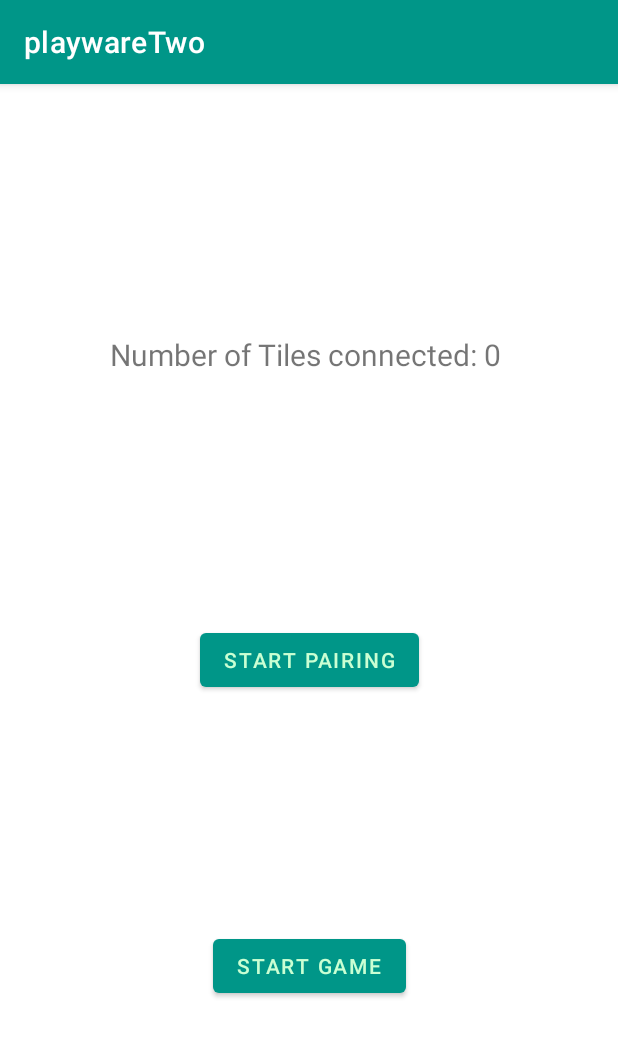
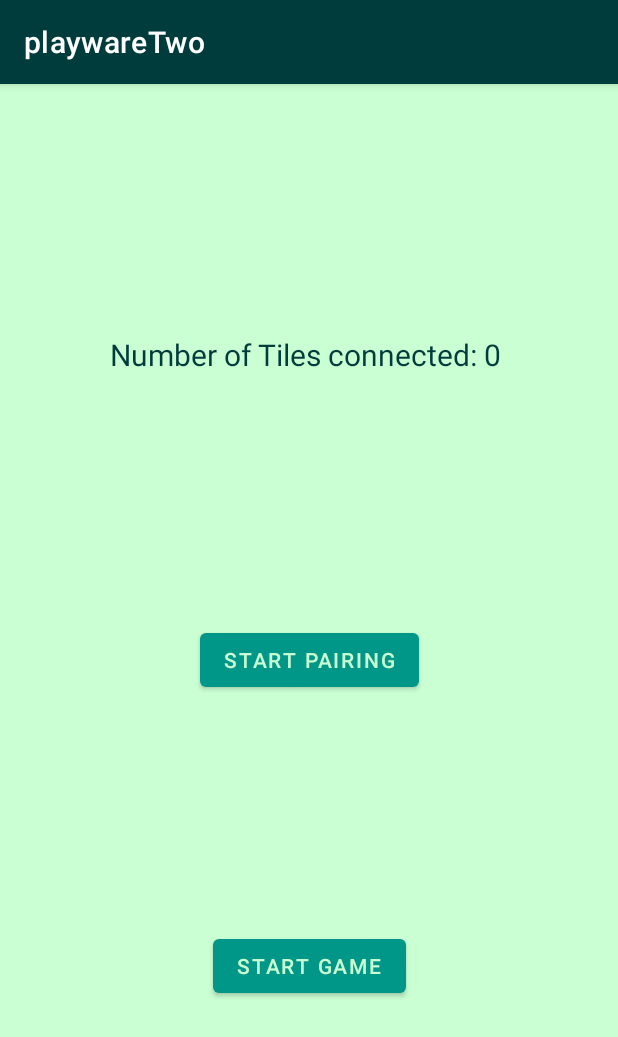
Before and after one commit to Patcast/playwareTechnologyApp, an Android app: the screen it shows after launch (HomeActivity), on a phone screen of 412 x 824 dp. Shown: the top 1037 px of the screen. Run offline under Robolectric (Android 15) with nearby library versions, the light colour scheme and no system bars; libraries missing offline, so code that uses them is left out: com.livelife.motolibrary; 5 statements that could not run were skipped.

Commit message:
hello world

```diff
--- a/app/build.gradle
+++ b/app/build.gradle
@@ -44,7 +44,7 @@ dependencies {
     implementation 'androidx.appcompat:appcompat:1.3.1'
     implementation 'com.google.android.material:material:1.4.0'
     implementation 'androidx.constraintlayout:constraintlayout:2.1.0'
-    implementation files('/Users/patocastillo/Desktop/DTU/playware/moto_library-release.aar')
+    implementation files('moto_library-release.aar')
     testImplementation 'junit:junit:4.+'
     androidTestImplementation 'androidx.test.ext:junit:1.1.3'
     androidTestImplementation 'androidx.test.espresso:espresso-core:3.4.0'
--- a/app/src/main/java/pat/international/playwaretwo/HomeActivity.java
+++ b/app/src/main/java/pat/international/playwaretwo/HomeActivity.java
@@ -1,7 +1,11 @@
 package pat.international.playwaretwo;
 
+import androidx.appcompat.app.ActionBar;
 import androidx.appcompat.app.AppCompatActivity;
+import androidx.core.content.ContextCompat;
 
+import android.graphics.Color;
+import android.graphics.drawable.ColorDrawable;
 import android.os.Bundle;
 
 public class HomeActivity extends AppCompatActivity {
@@ -11,5 +15,17 @@ public class HomeActivity extends AppCompatActivity {
         super.onCreate(savedInstanceState);
         setContentView(R.layout.activity_main_menu);
 
+        // Define ActionBar object
+        ActionBar actionBar;
+        actionBar = getSupportActionBar();
+
+        // Define ColorDrawable object and parse color
+        // using parseColor method
+        // with color hash code as its parameter
+        ColorDrawable colorDrawable = new ColorDrawable(ContextCompat.getColor(this, R.color.toolBar));
+
+        // Set BackgroundDrawable
+        actionBar.setBackgroundDrawable(colorDrawable);
+
     }
 }
--- a/app/src/main/res/layout/activity_main_menu.xml
+++ b/app/src/main/res/layout/activity_main_menu.xml
@@ -4,6 +4,7 @@
     xmlns:tools="http://schemas.android.com/tools"
     android:layout_width="match_parent"
     android:layout_height="match_parent"
+    android:background="@color/background"
     tools:context=".HomeActivity">
 
     <fragment
--- a/app/src/main/res/layout/fragment_main.xml
+++ b/app/src/main/res/layout/fragment_main.xml
@@ -32,6 +32,7 @@
         android:layout_width="wrap_content"
         android:layout_height="wrap_content"
         android:text="Number of Tiles connected: 0 "
+        android:textColor="@color/TextColor1"
         android:textSize="20sp"
         app:layout_constraintBottom_toTopOf="@+id/button_start"
         app:layout_constraintEnd_toEndOf="parent"
--- a/app/src/main/res/values-night/themes.xml
+++ b/app/src/main/res/values-night/themes.xml
@@ -2,15 +2,16 @@
     <!-- Base application theme. -->
     <style name="Theme.PlaywareTwo" parent="Theme.MaterialComponents.DayNight.DarkActionBar">
         <!-- Primary brand color. -->
-        <item name="colorPrimary">@color/purple_200</item>
-        <item name="colorPrimaryVariant">@color/purple_700</item>
-        <item name="colorOnPrimary">@color/black</item>
+        <item name="colorPrimary">@color/buttons</item>
+        <item name="colorPrimaryVariant">@color/toolBar</item>
+        <item name="colorOnPrimary">@color/background</item>
         <!-- Secondary brand color. -->
         <item name="colorSecondary">@color/teal_200</item>
         <item name="colorSecondaryVariant">@color/teal_200</item>
         <item name="colorOnSecondary">@color/black</item>
         <!-- Status bar color. -->
         <item name="android:statusBarColor" tools:targetApi="l">?attr/colorPrimaryVariant</item>
+
         <!-- Customize your theme here. -->
     </style>
 </resources>
--- a/app/src/main/res/values/colors.xml
+++ b/app/src/main/res/values/colors.xml
@@ -4,9 +4,11 @@
     <color name="purple_500">#FF6200EE</color>
     <color name="purple_700">#FF3700B3</color>
     <color name="teal_200">#FF03DAC5</color>
-    <color name="teal_700">#FF018786</color>
+    <color name="toolBar">#013C3C</color>
     <color name="black">#FF000000</color>
     <color name="white">#FFFFFFFF</color>
     <color name="background">#CAFFD3</color>
     <color name="buttons">#009688</color>
+    <color name="TextColor1">#013C3C</color>
+
 </resources>
--- a/app/src/main/res/values/themes.xml
+++ b/app/src/main/res/values/themes.xml
@@ -7,7 +7,7 @@
         <item name="colorOnPrimary">@color/background</item>
         <!-- Secondary brand color. -->
         <item name="colorSecondary">@color/teal_200</item>
-        <item name="colorSecondaryVariant">@color/teal_700</item>
+        <item name="colorSecondaryVariant">@color/toolBar</item>
         <item name="colorOnSecondary">@color/black</item>
         <!-- Status bar color. -->
         <item name="android:statusBarColor" tools:targetApi="l">?attr/colorPrimaryVariant</item>
```
Also changed, not shown: 2 other files.
